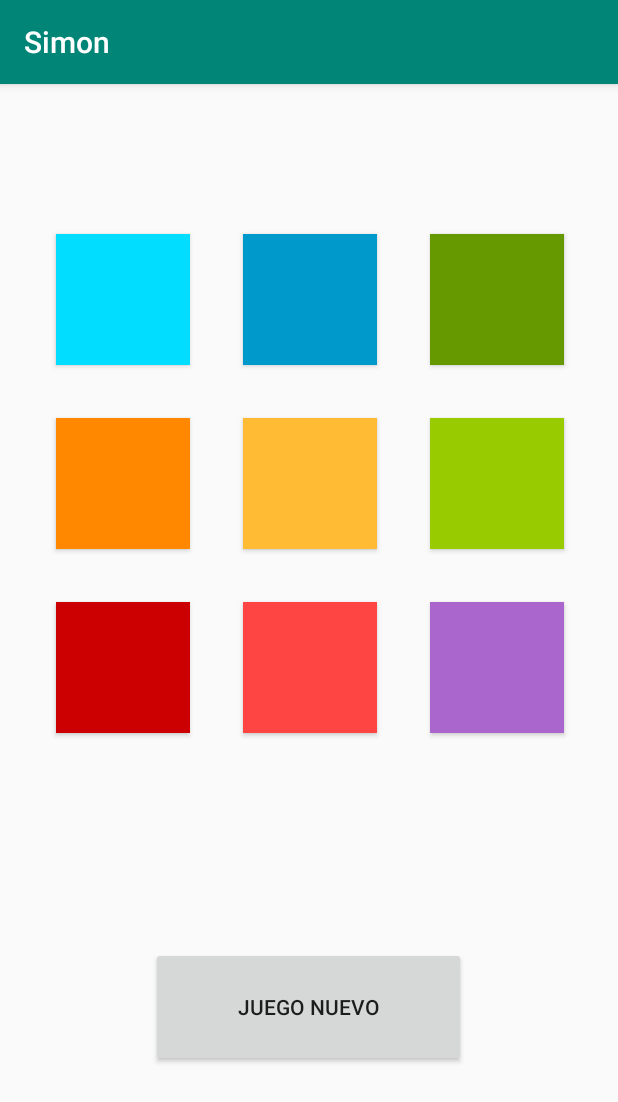
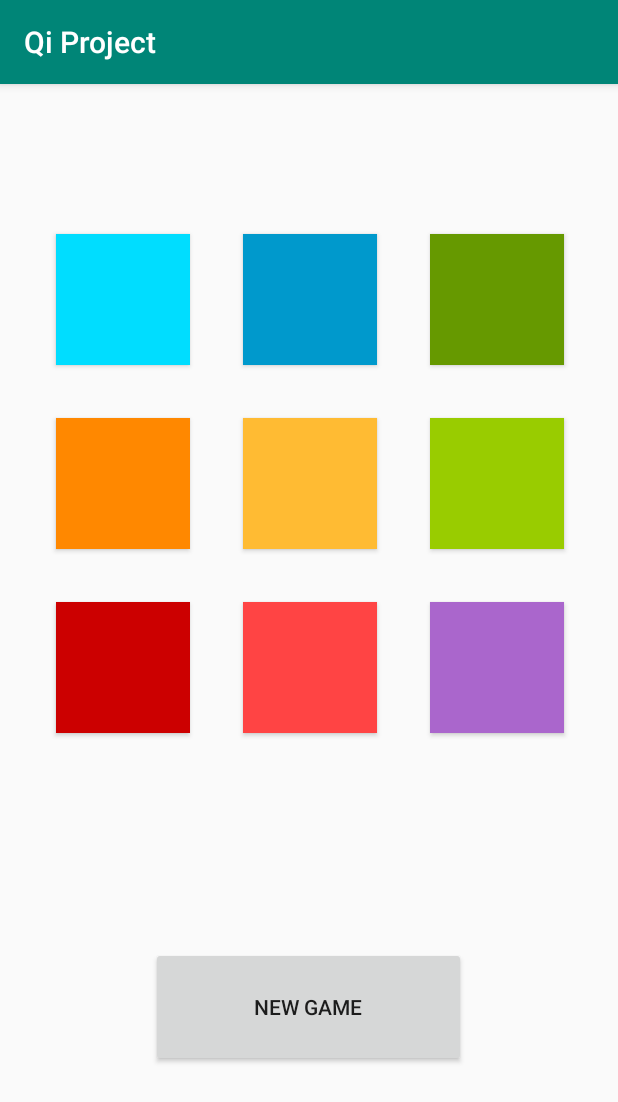
Before and after one commit to ACMR1009/simon, an Android app: the screen it shows after launch (MainActivity), on a phone screen of 412 x 824 dp. Shown: the top 1102 px of the screen. Run offline under Robolectric (Android 15) with nearby library versions, the phone set to English and light mode, and no system bars.

Commit message:
Versión 5
- Igual a la versión 4, pero con cambios menores en textos.

```diff
--- a/app/src/main/java/com/example/simon/MainActivity.java
+++ b/app/src/main/java/com/example/simon/MainActivity.java
@@ -74,7 +74,7 @@ public class MainActivity extends AppCompatActivity {
     public void  imprimeBoton(final int x) {
         new CountDownTimer(1500, 500) {
             public void onTick(long millisUntilFinished) {
-                textUser.setText("Botón" + x + ", seconds remaining: " + millisUntilFinished / 100);
+                textUser.setText("Button" + x + ", milliseconds remaining: " + millisUntilFinished);
                 //printingArray.set(y, true);
                 switch (x) {
                     case 1:
--- a/app/src/main/res/layout/activity_main.xml
+++ b/app/src/main/res/layout/activity_main.xml
@@ -114,7 +114,7 @@
         android:layout_marginTop="20dp"
         android:layout_marginEnd="96dp"
         android:layout_marginRight="96dp"
-        android:text="JUEGO NUEVO"
+        android:text="NEW GAME"
         app:layout_constraintEnd_toEndOf="parent"
         app:layout_constraintStart_toStartOf="parent"
         app:layout_constraintTop_toBottomOf="@+id/textUser" />
--- a/app/src/main/res/values/strings.xml
+++ b/app/src/main/res/values/strings.xml
@@ -1,3 +1,3 @@
 <resources>
-    <string name="app_name">Simon</string>
+    <string name="app_name">Qi Project</string>
 </resources>
```
